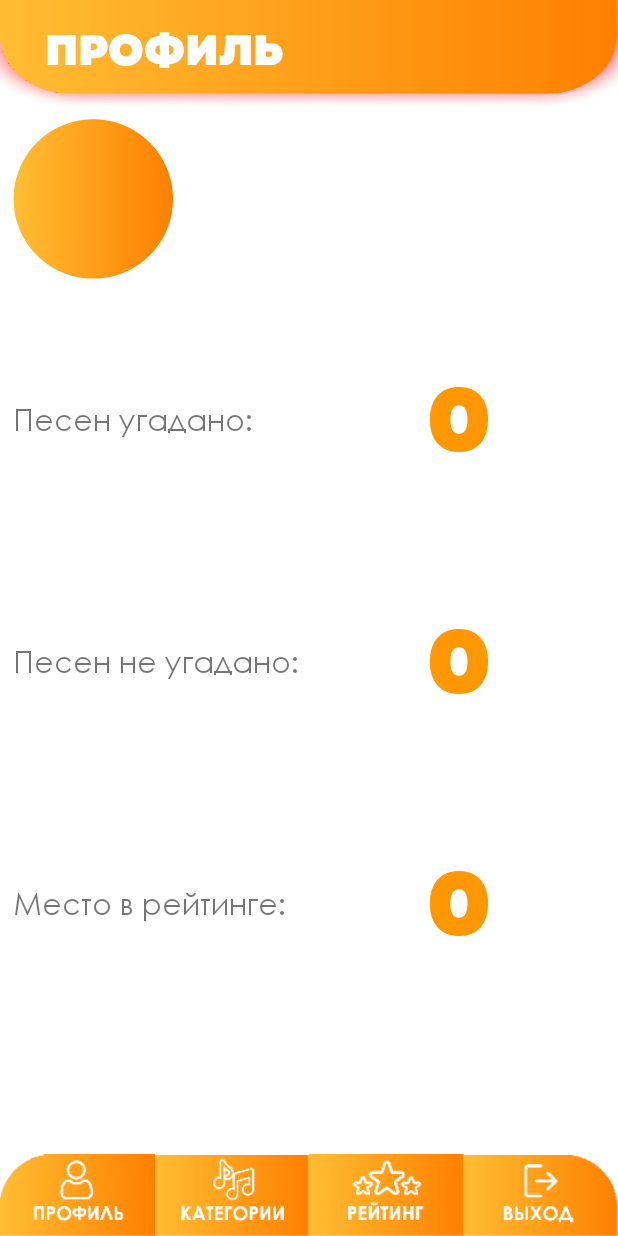
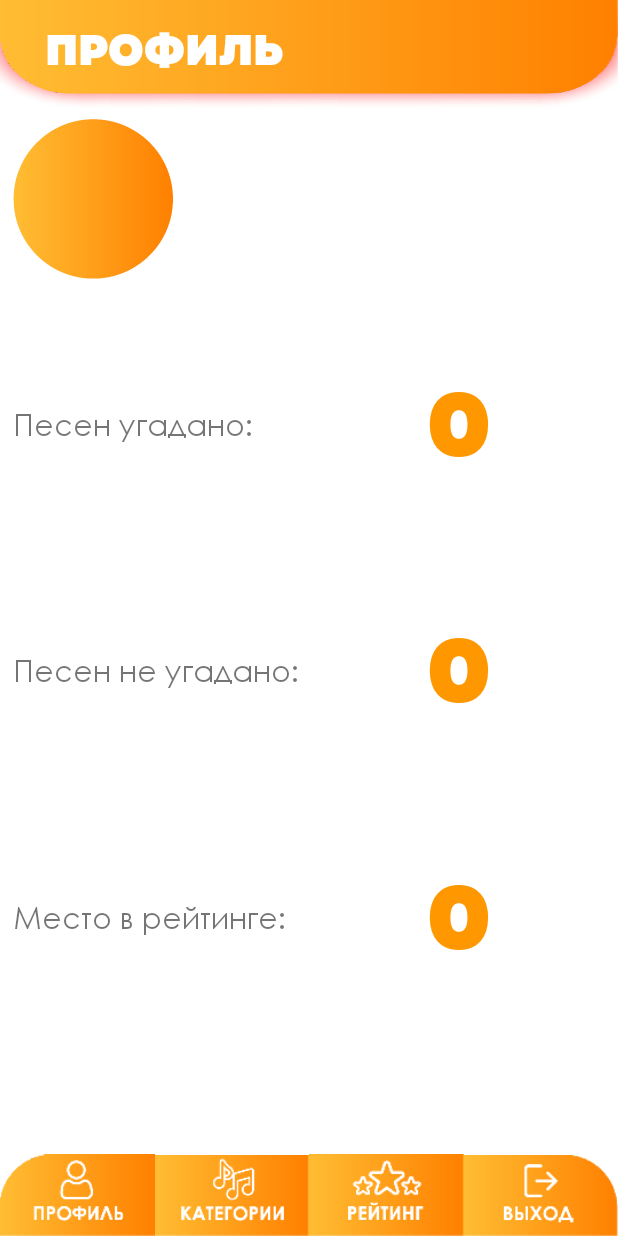
Before and after one commit to fakthereg/AndroidApp, an Android app: the fragment FragmentPanels placed in its activity, after a tap on an icon or button, on a phone screen of 412 x 824 dp. Run offline under Robolectric (Android 15) with nearby library versions, the light colour scheme and no system bars; our stand-ins replace sdp/ssp sizes.

Commit message:
gradle update

```diff
--- a/app/src/main/res/layout/fragment_category.xml
+++ b/app/src/main/res/layout/fragment_category.xml
@@ -18,7 +18,7 @@
         android:layout_width="wrap_content"
         android:layout_height="wrap_content"
         android:orientation="horizontal"
-        app:layout_constraintGuide_percent="0.91" />
+        app:layout_constraintGuide_percent="0.925" />
 
     <androidx.recyclerview.widget.RecyclerView
         android:id="@+id/recyclerViewCategory"
--- a/app/src/main/res/layout/fragment_logged_in.xml
+++ b/app/src/main/res/layout/fragment_logged_in.xml
@@ -17,7 +17,7 @@
         android:layout_width="wrap_content"
         android:layout_height="wrap_content"
         android:orientation="horizontal"
-        app:layout_constraintGuide_percent="0.91" />
+        app:layout_constraintGuide_percent="0.925" />
 
     <ImageView
         android:id="@+id/logged_in_avatar"
--- a/app/src/main/res/layout/fragment_panels.xml
+++ b/app/src/main/res/layout/fragment_panels.xml
@@ -85,7 +85,7 @@
         android:layout_width="wrap_content"
         android:layout_height="wrap_content"
         android:orientation="horizontal"
-        app:layout_constraintGuide_percent="0.91" />
+        app:layout_constraintGuide_percent="0.925" />
 
     <androidx.constraintlayout.widget.Guideline
         android:id="@+id/guideline8"
--- a/app/src/main/res/layout/fragment_profile.xml
+++ b/app/src/main/res/layout/fragment_profile.xml
@@ -17,7 +17,7 @@
         android:layout_width="wrap_content"
         android:layout_height="wrap_content"
         android:orientation="horizontal"
-        app:layout_constraintGuide_percent="0.91" />
+        app:layout_constraintGuide_percent="0.925" />
 
     <ImageView
         android:id="@+id/imageView8"
--- a/app/src/main/res/layout/fragment_rating.xml
+++ b/app/src/main/res/layout/fragment_rating.xml
@@ -17,7 +17,7 @@
         android:layout_width="wrap_content"
         android:layout_height="wrap_content"
         android:orientation="horizontal"
-        app:layout_constraintGuide_percent="0.91" />
+        app:layout_constraintGuide_percent="0.925" />
 
     <androidx.recyclerview.widget.RecyclerView
         android:id="@+id/recyclerViewRating"
```
